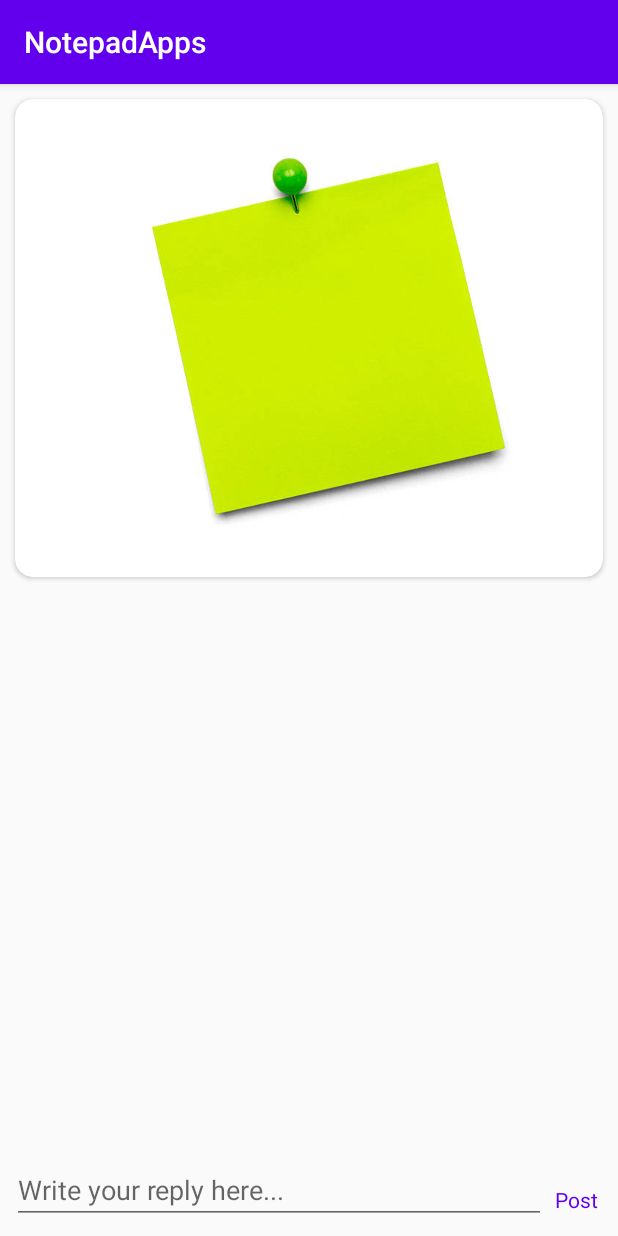
After one commit to vivianlok/NotepadApps, an Android app: the NotesDetailActivity screen opened directly, with no data from a screen before it, on a phone screen of 412 x 824 dp. The commit adds this screen. Run offline under Robolectric (Android 15) with nearby library versions, the phone set to English and light mode, and no system bars; our stand-ins replace Firebase (no records; nobody signed in at launch, a user with empty details on screens opened directly).

Commit message:
Adding comments

```diff
--- /dev/null
+++ b/app/src/main/java/com/example/notepadapps/NotesDetailActivity.java
@@ -0,0 +1,176 @@
+package com.example.notepadapps;
+
+import androidx.annotation.NonNull;
+import androidx.annotation.Nullable;
+import androidx.appcompat.app.AppCompatActivity;
+import androidx.recyclerview.widget.LinearLayoutManager;
+import androidx.recyclerview.widget.RecyclerView;
+
+import android.content.Intent;
+import android.os.Bundle;
+import android.text.TextUtils;
+import android.view.View;
+import android.widget.EditText;
+import android.widget.TextView;
+import android.widget.Toast;
+
+import com.example.notepadapps.adapter.CommentsAdapter;
+import com.example.notepadapps.adapter.NotesAdapter;
+import com.example.notepadapps.database.CommentsFirebaseItems;
+import com.example.notepadapps.database.NotesFirebaseItems;
+import com.google.android.gms.tasks.OnSuccessListener;
+import com.google.firebase.auth.FirebaseAuth;
+import com.google.firebase.auth.FirebaseUser;
+import com.google.firebase.database.ChildEventListener;
+import com.google.firebase.database.DataSnapshot;
+import com.google.firebase.database.DatabaseError;
+import com.google.firebase.database.DatabaseReference;
+import com.google.firebase.database.FirebaseDatabase;
+
+import java.util.ArrayList;
+import java.util.List;
+
+public class NotesDetailActivity extends AppCompatActivity {
+
+    FirebaseAuth firebaseAuth;
+    FirebaseUser user;
+    FirebaseDatabase firebaseDatabase;
+    DatabaseReference notesDatabaseReference;
+    String userID;
+
+    Intent getAllIntenets;
+    String noteId, description;
+    TextView notesTV,postTextView;
+    EditText commentEditText;
+
+    List<CommentsFirebaseItems> commentsFirebaseItemsList = new ArrayList<>();
+    RecyclerView commentsRecyclerView;
+    RecyclerView.Adapter commentsAdapter;
+
+    @Override
+    protected void onCreate(Bundle savedInstanceState) {
+        super.onCreate(savedInstanceState);
+        setContentView(R.layout.activity_notes_details);
+
+        //Firebase
+        firebaseDatabase = FirebaseDatabase.getInstance();
+        notesDatabaseReference = firebaseDatabase.getReference().child("notes");
+        firebaseAuth = FirebaseAuth.getInstance();
+        user = firebaseAuth.getCurrentUser();
+
+        if (user != null){
+
+            userID = user.getUid();
+        }
+
+        notesTV = findViewById(R.id.notesTV);
+        postTextView = findViewById(R.id.postTextView);
+        commentEditText = findViewById(R.id.commentEditText);
+        commentsRecyclerView = findViewById(R.id.commentsRecyclerView);
+
+        LinearLayoutManager noteLinearLayoutManager;
+        noteLinearLayoutManager = new LinearLayoutManager(this, LinearLayoutManager.VERTICAL, true);
+        noteLinearLayoutManager.setStackFromEnd(true);
+
+        commentsRecyclerView.setLayoutManager(noteLinearLayoutManager);
+
+        getAllIntenets = getIntent();
+
+        if (getAllIntenets != null){
+
+            noteId = getAllIntenets.getStringExtra("notesID");
+            description = getAllIntenets.getStringExtra("description");
+
+            notesTV.setText(description);
+
+        }
+
+        postTextView.setOnClickListener(new View.OnClickListener() {
+            @Override
+            public void onClick(View v) {
+
+             if (TextUtils.isEmpty(commentEditText.getText().toString())){
+
+                 Toast.makeText(NotesDetailActivity.this, "Please enter comment", Toast.LENGTH_SHORT).show();
+             } else {
+
+                 CommentsFirebaseItems commentsFirebaseItems
+                         = new CommentsFirebaseItems(commentEditText.getText().toString());
+
+                 notesDatabaseReference.child(userID)
+                         .child(noteId)
+                         .child("comments")
+                         .push()
+                         .setValue(commentsFirebaseItems)
+                         .addOnSuccessListener(new OnSuccessListener<Void>() {
+                             @Override
+                             public void onSuccess(Void aVoid) {
+
+                                 commentEditText.setText("");
+
+                                 Toast.makeText(NotesDetailActivity.this, "Comments successsfully added!", Toast.LENGTH_SHORT).show();
+                             }
+                         });
+
+             }
+            }
+        });
+
+
+        attachDatabaseReadListener();
+
+
+    } // End of onCreate method
+
+    public void attachDatabaseReadListener() {
+
+
+        notesDatabaseReference
+                .child(userID)
+                .child(noteId)
+                .child("comments")
+                .addChildEventListener(new ChildEventListener() {
+                    @Override
+                    public void onChildAdded(@NonNull DataSnapshot dataSnapshot, @Nullable String s) {
+
+                        if (dataSnapshot.exists()) {
+
+                            //noOrderTextView.setVisibility(View.GONE);
+
+                            CommentsFirebaseItems commentsFirebaseItems
+                                    = dataSnapshot.getValue(CommentsFirebaseItems.class);
+
+                            commentsFirebaseItemsList.add(commentsFirebaseItems);
+
+                            // set adapter
+                          commentsAdapter  = new CommentsAdapter(
+                                    NotesDetailActivity.this, commentsFirebaseItemsList);
+                            commentsRecyclerView.setAdapter(commentsAdapter);
+                            commentsAdapter.notifyDataSetChanged();
+
+                        }
+                    }
+
+                    @Override
+                    public void onChildChanged(@NonNull DataSnapshot dataSnapshot, @Nullable String s) {
+
+                    }
+
+                    @Override
+                    public void onChildRemoved(@NonNull DataSnapshot dataSnapshot) {
+
+                    }
+
+                    @Override
+                    public void onChildMoved(@NonNull DataSnapshot dataSnapshot, @Nullable String s) {
+
+                    }
+
+                    @Override
+                    public void onCancelled(@NonNull DatabaseError databaseError) {
+
+                    }
+                });
+    } //End of attachDatabaseReadListener Method
+
+} // End of class
--- a/app/src/main/java/com/example/notepadapps/database/NotesFirebaseItems.java
+++ b/app/src/main/java/com/example/notepadapps/database/NotesFirebaseItems.java
@@ -5,9 +5,7 @@ public class NotesFirebaseItems {
     String descriptionET;
     String repliedMessage;
 
-    public  NotesFirebaseItems(String s){
-
-    }
+    public  NotesFirebaseItems(){ }
 
     public NotesFirebaseItems(String notesID, String descriptionET, String repliedMessage) {
         this.notesID = notesID;
--- a/app/src/main/res/layout/activity_notes.xml
+++ b/app/src/main/res/layout/activity_notes.xml
@@ -8,7 +8,7 @@
     android:orientation="vertical">
     <FrameLayout
         android:layout_width="match_parent"
-        android:layout_height="match_parent" >
+        android:layout_height="wrap_content" >
 
         <androidx.recyclerview.widget.RecyclerView
             android:layout_margin="12dp"
--- /dev/null
+++ b/app/src/main/res/layout/activity_notes_details.xml
@@ -0,0 +1,70 @@
+<?xml version="1.0" encoding="utf-8"?>
+    <RelativeLayout xmlns:android="http://schemas.android.com/apk/res/android"
+        xmlns:app="http://schemas.android.com/apk/res-auto"
+        xmlns:tools="http://schemas.android.com/tools"
+        android:layout_width="wrap_content"
+        android:layout_height="wrap_content"
+        tools:context=".NotesDetailActivity"
+        android:orientation="vertical">
+    <LinearLayout
+        android:layout_width="match_parent"
+        android:layout_height="wrap_content"
+        android:orientation="vertical">
+
+    <androidx.cardview.widget.CardView
+        android:layout_width="match_parent"
+        android:layout_height="wrap_content"
+        android:layout_margin="10dp"
+        android:elevation="6dp"
+        app:cardCornerRadius="12dp">
+    <FrameLayout
+        android:layout_width="match_parent"
+        android:layout_margin="9dp"
+        android:layout_height="match_parent"
+        android:orientation="vertical">
+        <ImageView
+            android:layout_width="400dp"
+            android:layout_height="300dp"
+            android:src="@drawable/note_image"/>
+        <TextView
+            android:id="@+id/notesTV"
+            android:layout_width="wrap_content"
+            android:layout_height="wrap_content"
+            android:layout_gravity="center"
+            android:layout_marginTop="0dp"
+            android:layout_marginBottom="30dp"
+            android:text="Notes Here"
+            android:textSize="17dp" />
+    </FrameLayout>
+
+    </androidx.cardview.widget.CardView>
+    <androidx.recyclerview.widget.RecyclerView
+        android:layout_width="match_parent"
+        android:layout_height="wrap_content"
+        android:id="@+id/commentsRecyclerView"/>
+</LinearLayout>
+
+    <LinearLayout
+        android:layout_width="match_parent"
+        android:padding="8dp"
+        android:layout_height="wrap_content"
+        android:orientation="horizontal"
+        android:layout_alignParentBottom="true">
+        <EditText
+            android:id="@+id/commentEditText"
+            android:layout_width="match_parent"
+            android:layout_height="match_parent"
+            android:layout_weight="1"
+            android:hint="Write your reply here..." />
+
+        <TextView
+            android:id="@+id/postTextView"
+            android:layout_width="40dp"
+            android:layout_height="40dp"
+            android:gravity="center"
+            android:textSize="14dp"
+            android:textColor="@color/colorPrimary"
+            android:text="Post"/>
+
+    </LinearLayout>
+    </RelativeLayout>
```
Also changed, not shown: app/src/main/AndroidManifest.xml (+5 -3 lines), app/src/main/java/com/example/notepadapps/MainActivity.java (+41 -1 lines), app/src/main/java/com/example/notepadapps/NotesActivity.java (+4 -4 lines), app/src/main/java/com/example/notepadapps/NotesFeedActivity.java (added, +7 -0 lines), app/src/main/java/com/example/notepadapps/ShowAdapter.java (added, +43 -0 lines), app/src/main/java/com/example/notepadapps/adapter/CommentsAdapter.java (added, +109 -0 lines), app/src/main/java/com/example/notepadapps/adapter/NotesAdapter.java (+29 -6 lines), app/src/main/java/com/example/notepadapps/database/CommentsFirebaseItems.java (added, +19 -0 lines), app/src/main/res/layout/activity_main.xml (+12 -0 lines), app/src/main/res/layout/activity_show_adapter.xml (added, +14 -0 lines), app/src/main/res/layout/item_comments.xml (added, +53 -0 lines), app/src/main/res/layout/item_notes.xml (+0 -10 lines), app/src/main/res/menu/home_menu.xml (added, +9 -0 lines).
